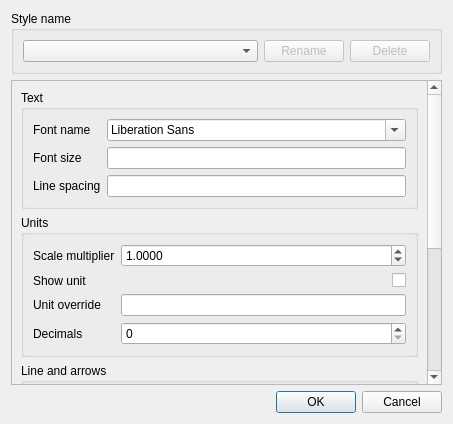
Before: the Qt Designer form src/Mod/Draft/Resources/ui/dialog_AnnotationStyleEditor.ui in berndhahnebach/All_FreeCAD, drawn with Qt 5.
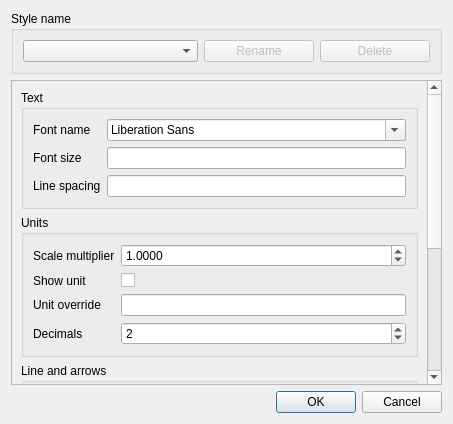
After: the same form once the commit is applied. Custom widgets are drawn as their Qt base class.

Commit message:
Draft: fix button and icon spacing in AnnotationStyleEditor
The maximum button size was too small to fit the icon
together with the text, if the text size was large.

Also added more tooltips to all widgets of the editor.

```diff
--- a/src/Mod/Draft/Resources/ui/dialog_AnnotationStyleEditor.ui
+++ b/src/Mod/Draft/Resources/ui/dialog_AnnotationStyleEditor.ui
@@ -45,9 +45,15 @@
         <property name="enabled">
          <bool>false</bool>
         </property>
+        <property name="sizePolicy">
+         <sizepolicy hsizetype="Preferred" vsizetype="Fixed">
+          <horstretch>0</horstretch>
+          <verstretch>0</verstretch>
+         </sizepolicy>
+        </property>
         <property name="maximumSize">
          <size>
-          <width>80</width>
+          <width>110</width>
           <height>16777215</height>
          </size>
         </property>
@@ -64,9 +70,15 @@
         <property name="enabled">
          <bool>false</bool>
         </property>
+        <property name="sizePolicy">
+         <sizepolicy hsizetype="Preferred" vsizetype="Fixed">
+          <horstretch>0</horstretch>
+          <verstretch>0</verstretch>
+         </sizepolicy>
+        </property>
         <property name="maximumSize">
          <size>
-          <width>80</width>
+          <width>110</width>
           <height>16777215</height>
          </size>
         </property>
@@ -96,9 +108,9 @@
       <property name="geometry">
        <rect>
         <x>0</x>
-        <y>-110</y>
-        <width>420</width>
-        <height>589</height>
+        <y>0</y>
+        <width>419</width>
+        <height>632</height>
        </rect>
       </property>
       <layout class="QVBoxLayout" name="verticalLayout_3">
@@ -210,7 +222,10 @@
           <item row="3" column="1">
            <widget class="QSpinBox" name="Decimals">
             <property name="toolTip">
-             <string>The number of decimals to show on dimensions</string>
+             <string>The number of decimals to show for dimension values</string>
+            </property>
+            <property name="value">
+             <number>2</number>
             </property>
            </widget>
           </item>
@@ -220,7 +235,7 @@
              <string>Shows the units suffix on dimensions or not</string>
             </property>
             <property name="layoutDirection">
-             <enum>Qt::RightToLeft</enum>
+             <enum>Qt::LeftToRight</enum>
             </property>
             <property name="text">
              <string/>
```
Left out of the diff: 101 changed lines with no effect on the pictures.
